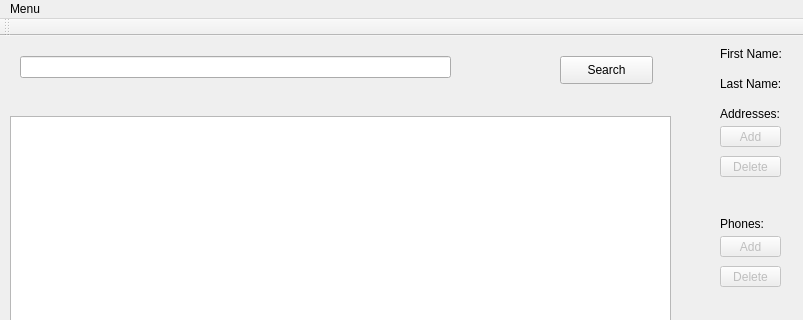
Old version of the form cs245_final_project/mainwindow.ui in the repository bradleyrgriffin/CS245-Final-Project; both pictures show x 0 to 803 and y 0 to 320 of the 1399 by 688 pixel window.
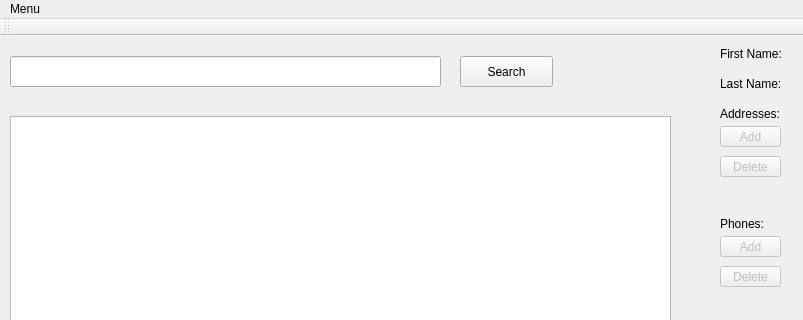
New version of the form.

```diff
--- a/cs245_final_project/mainwindow.ui
+++ b/cs245_final_project/mainwindow.ui
@@ -66,10 +66,10 @@
    <widget class="QLineEdit" name="searchBar">
     <property name="geometry">
      <rect>
-      <x>20</x>
+      <x>10</x>
       <y>20</y>
       <width>431</width>
-      <height>22</height>
+      <height>31</height>
      </rect>
     </property>
     <property name="toolTip">
@@ -85,10 +85,10 @@
    <widget class="QPushButton" name="searchButton">
     <property name="geometry">
      <rect>
-      <x>560</x>
+      <x>460</x>
       <y>20</y>
       <width>93</width>
-      <height>28</height>
+      <height>31</height>
      </rect>
     </property>
     <property name="text">
```
Left out of the diff: 3 changed lines with no effect on the pictures.
